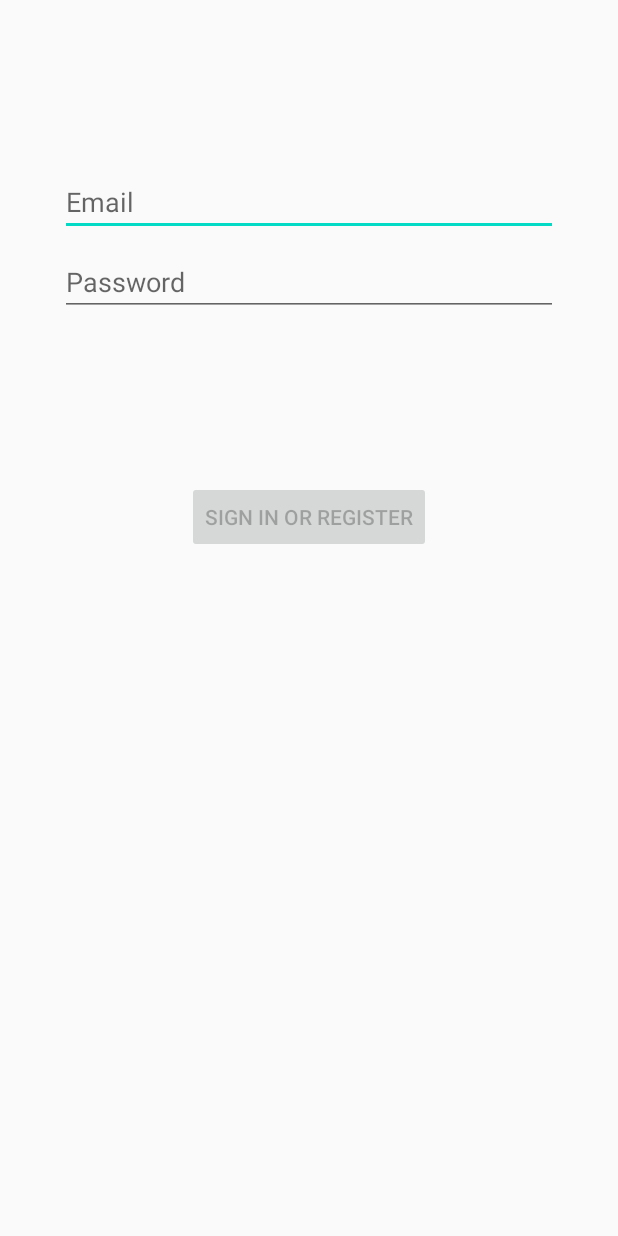
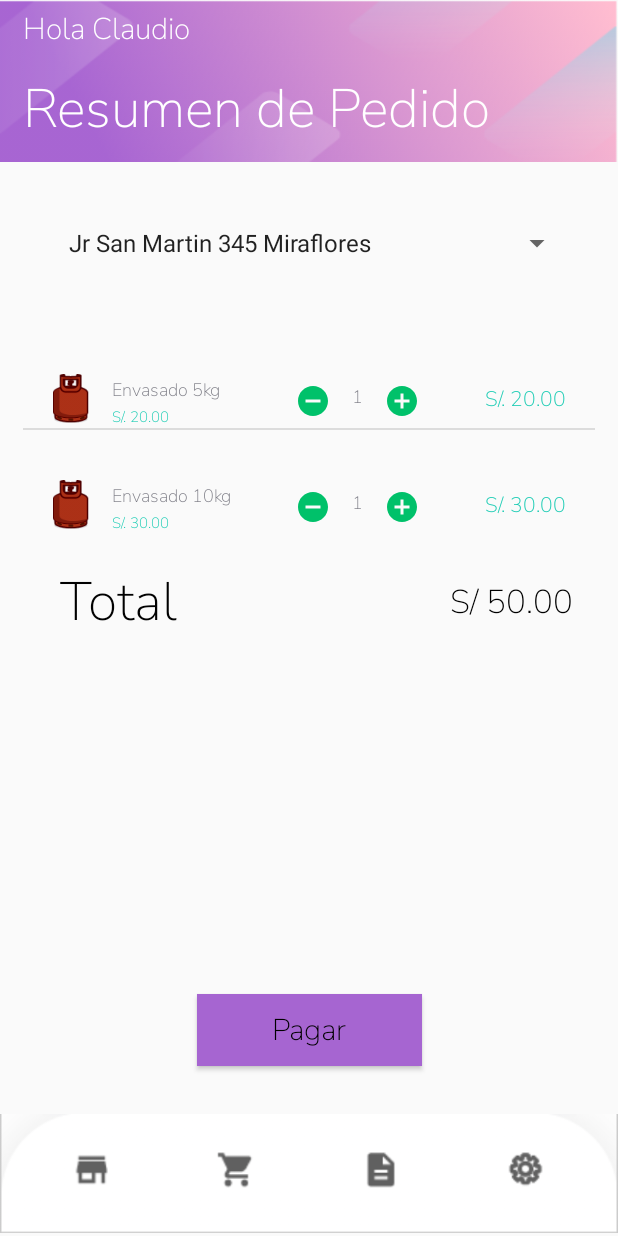
Before and after one commit to u111130/appGAS, an Android app: the screen it shows after launch (LoginActivity before the commit, actPedido after it), on a phone screen of 412 x 824 dp. Run offline under Robolectric (Android 15) with nearby library versions, the phone set to English and light mode, and no system bars.

Commit message:
tiendas y pedidos

```diff
--- /dev/null
+++ b/app/src/main/java/com/dpm2020/appgas/actPedido.java
@@ -0,0 +1,64 @@
+package com.dpm2020.appgas;
+
+import androidx.appcompat.app.AppCompatActivity;
+
+import android.os.Bundle;
+import android.widget.ArrayAdapter;
+import android.widget.ListView;
+import android.widget.SimpleAdapter;
+import android.widget.Spinner;
+
+import java.util.ArrayList;
+import java.util.HashMap;
+
+public class actPedido extends AppCompatActivity {
+
+
+    Spinner spDireccionesPed;
+    String direcciones[] = {"Jr San Martin 345 Miraflores", "Calle 4 156, San Isidro"};
+
+    ListView lstPedido;
+    String[] from = new String[] {"Producto","Precio","Cantidad","Total"};
+    int[] to= new int[] {R.id.txtProductoPed, R.id.txtPrecioPed, R.id.txtCantidadPed, R.id.txtTotalPed};
+
+
+    @Override
+    protected void onCreate(Bundle savedInstanceState) {
+        super.onCreate(savedInstanceState);
+        setContentView(R.layout.activity_act_pedido);
+        asignarReferencias();
+    }
+
+    private void asignarReferencias() {
+
+        spDireccionesPed = findViewById(R.id.spDireccionPed);
+        ArrayAdapter adapter = new ArrayAdapter (this, android.R.layout.simple_list_item_activated_1, direcciones);
+        spDireccionesPed.setAdapter(adapter);
+
+
+
+        ArrayList<String[]> lista = new ArrayList<>();
+        String[] prod1 = {"Envasado 5kg","S/. 20.00","1","S/. 20.00","1"};
+        String[] prod2 = {"Envasado 10kg","S/. 30.00","1","S/. 30.00","1"};
+
+        lista.add(prod1);
+        lista.add(prod2);
+
+        ArrayList<HashMap<String,String>> pedidos = new ArrayList<>();
+        for (String[] pedido : lista) {
+            HashMap<String,String> datosPedido = new HashMap<>();
+            datosPedido.put("Producto",pedido[0]);
+            datosPedido.put("Precio",pedido[1]);
+            datosPedido.put("Cantidad",pedido[2]);
+            datosPedido.put("Total",pedido[3]);
+            datosPedido.put("Id",pedido[4]);
+
+            pedidos.add(datosPedido);
+        }
+
+        lstPedido= findViewById((R.id.lstPedido));
+        SimpleAdapter adapter2 = new SimpleAdapter(this, pedidos, R.layout.pedido_fila,from, to);
+        lstPedido.setAdapter(adapter2);
+
+    }
+}
--- /dev/null
+++ b/app/src/main/res/drawable/ic_baseline_add_circle_24.xml
@@ -0,0 +1,10 @@
+<vector xmlns:android="http://schemas.android.com/apk/res/android"
+    android:width="24dp"
+    android:height="24dp"
+    android:viewportWidth="24"
+    android:viewportHeight="24"
+    android:tint="?attr/colorControlNormal">
+  <path
+      android:fillColor="@android:color/white"
+      android:pathData="M12,2C6.48,2 2,6.48 2,12s4.48,10 10,10 10,-4.48 10,-10S17.52,2 12,2zM17,13h-4v4h-2v-4L7,13v-2h4L11,7h2v4h4v2z"/>
+</vector>
--- /dev/null
+++ b/app/src/main/res/drawable/ic_baseline_remove_circle_24.xml
@@ -0,0 +1,10 @@
+<vector xmlns:android="http://schemas.android.com/apk/res/android"
+    android:width="24dp"
+    android:height="24dp"
+    android:viewportWidth="24"
+    android:viewportHeight="24"
+    android:tint="?attr/colorControlNormal">
+  <path
+      android:fillColor="@android:color/white"
+      android:pathData="M12,2C6.48,2 2,6.48 2,12s4.48,10 10,10 10,-4.48 10,-10S17.52,2 12,2zM17,13L7,13v-2h10v2z"/>
+</vector>
--- /dev/null
+++ b/app/src/main/res/layout/activity_act_pedido.xml
@@ -0,0 +1,128 @@
+<?xml version="1.0" encoding="utf-8"?>
+<androidx.constraintlayout.widget.ConstraintLayout xmlns:android="http://schemas.android.com/apk/res/android"
+    xmlns:app="http://schemas.android.com/apk/res-auto"
+    xmlns:tools="http://schemas.android.com/tools"
+    android:layout_width="match_parent"
+    android:layout_height="match_parent"
+    tools:context=".actPedido">
+
+
+    <Button
+        android:id="@+id/btnRegistraDir3"
+        android:layout_width="150dp"
+        android:layout_height="wrap_content"
+        android:layout_marginBottom="30dp"
+        android:background="@color/colorBotonFondo"
+        android:fontFamily="@font/font_boton_texto"
+        android:text="Pagar"
+        android:textAllCaps="false"
+        android:textColor="@color/colorBotonTexto"
+        android:textSize="@dimen/sizeBotonTexto"
+        app:layout_constraintBottom_toTopOf="@+id/imageView6"
+        app:layout_constraintEnd_toEndOf="parent"
+        app:layout_constraintStart_toStartOf="parent" />
+
+    <ImageView
+        android:id="@+id/imageView2"
+        android:layout_width="match_parent"
+        android:layout_height="108dp"
+        android:scaleType="fitXY"
+        app:layout_constraintEnd_toEndOf="parent"
+        app:layout_constraintHorizontal_bias="0.0"
+        app:layout_constraintStart_toStartOf="parent"
+        app:layout_constraintTop_toTopOf="parent"
+        app:srcCompat="@drawable/fondo_barrasup" />
+
+
+    <TextView
+        android:id="@+id/textView"
+        android:layout_width="wrap_content"
+        android:layout_height="wrap_content"
+        android:layout_marginStart="15dp"
+        android:layout_marginBottom="10dp"
+        android:fontFamily="@font/font_titulo_prin_texto"
+        android:text="Resumen de Pedido"
+        android:textColor="@color/colorTituloPrinTexto"
+        android:textSize="@dimen/sizeTituloPrinTexto"
+        android:textStyle="bold"
+        app:layout_constraintBottom_toBottomOf="@+id/imageView2"
+        app:layout_constraintStart_toStartOf="parent" />
+
+    <TextView
+        android:id="@+id/textView5"
+        android:layout_width="wrap_content"
+        android:layout_height="wrap_content"
+        android:layout_marginStart="40dp"
+        android:layout_marginTop="20dp"
+        android:fontFamily="@font/font_titulo_prin_texto"
+        android:text="Total"
+        android:textColor="@color/colorTituloInicialTexto"
+        android:textSize="@dimen/sizeTituloPrinTexto"
+        android:textStyle="bold"
+        app:layout_constraintStart_toStartOf="parent"
+        app:layout_constraintTop_toBottomOf="@+id/lstPedido" />
+
+    <TextView
+        android:id="@+id/textView6"
+        android:layout_width="wrap_content"
+        android:layout_height="wrap_content"
+        android:layout_marginTop="30dp"
+        android:layout_marginEnd="30dp"
+        android:fontFamily="@font/font_titulo_prin_texto"
+        android:text="S/ 50.00"
+        android:textAlignment="textEnd"
+        android:textColor="@color/colorTituloInicialTexto"
+        android:textSize="22dp"
+        android:textStyle="bold"
+        app:layout_constraintEnd_toEndOf="parent"
+        app:layout_constraintTop_toBottomOf="@+id/lstPedido" />
+
+    <TextView
+        android:id="@+id/textUsuarioTitulo"
+        android:layout_width="wrap_content"
+        android:layout_height="wrap_content"
+        android:layout_marginStart="15dp"
+        android:layout_marginLeft="15dp"
+        android:layout_marginTop="5dp"
+        android:fontFamily="@font/font_usuario_titulo"
+        android:text="Hola Claudio"
+        android:textColor="@color/colorUsuarioTitulo"
+        android:textSize="@dimen/sizeUsuarioTitulo"
+        app:layout_constraintStart_toStartOf="parent"
+        app:layout_constraintTop_toTopOf="@+id/imageView2" />
+
+    <Spinner
+        android:id="@+id/spDireccionPed"
+        android:layout_width="match_parent"
+        android:layout_height="wrap_content"
+        android:layout_marginStart="30dp"
+        android:layout_marginTop="30dp"
+        android:layout_marginEnd="30dp"
+        app:layout_constraintEnd_toEndOf="parent"
+        app:layout_constraintHorizontal_bias="0.0"
+        app:layout_constraintStart_toStartOf="parent"
+        app:layout_constraintTop_toBottomOf="@+id/imageView2" />
+
+    <ListView
+        android:id="@+id/lstPedido"
+        android:layout_width="match_parent"
+        android:layout_height="wrap_content"
+        android:layout_marginStart="15dp"
+        android:layout_marginTop="30dp"
+        android:layout_marginEnd="15dp"
+        app:layout_constraintEnd_toEndOf="parent"
+        app:layout_constraintStart_toStartOf="parent"
+        app:layout_constraintTop_toBottomOf="@+id/spDireccionPed" />
+
+    <ImageView
+        android:id="@+id/imageView6"
+        android:layout_width="wrap_content"
+        android:layout_height="wrap_content"
+        app:layout_constraintBottom_toBottomOf="parent"
+        app:layout_constraintEnd_toEndOf="parent"
+        app:layout_constraintStart_toStartOf="parent"
+        app:srcCompat="@drawable/lista_iconos" />
+
+
+
+</androidx.constraintlayout.widget.ConstraintLayout>
--- /dev/null
+++ b/app/src/main/res/layout/pedido_fila.xml
@@ -0,0 +1,105 @@
+<?xml version="1.0" encoding="utf-8"?>
+<androidx.constraintlayout.widget.ConstraintLayout
+    xmlns:android="http://schemas.android.com/apk/res/android"
+    xmlns:app="http://schemas.android.com/apk/res-auto"
+    xmlns:tools="http://schemas.android.com/tools"
+    android:layout_width="match_parent"
+    android:layout_height="match_parent">
+
+
+    <TextView
+        android:id="@+id/txtProductoPed"
+        android:layout_width="138dp"
+        android:layout_height="17dp"
+        android:layout_marginStart="15dp"
+        android:layout_marginTop="35dp"
+        android:fontFamily="@font/font_usuario_titulo"
+        android:text="Producto"
+        android:textColor="@color/colorTextoLibre"
+        android:textSize="12dp"
+        android:textStyle="bold"
+        app:layout_constraintStart_toEndOf="@+id/imageView4"
+        app:layout_constraintTop_toTopOf="parent" />
+
+    <TextView
+        android:id="@+id/txtCantidadPed"
+        android:layout_width="25dp"
+        android:layout_height="wrap_content"
+        android:layout_marginTop="40dp"
+        android:layout_marginEnd="5dp"
+        android:fontFamily="@font/font_usuario_titulo"
+        android:text="1"
+        android:textAlignment="center"
+        android:textColor="@color/colorTextoLibre"
+        android:textSize="12dp"
+        android:textStyle="bold"
+        app:layout_constraintEnd_toStartOf="@+id/imageButton4"
+        app:layout_constraintTop_toTopOf="parent" />
+
+    <TextView
+        android:id="@+id/txtPrecioPed"
+        android:layout_width="71dp"
+        android:layout_height="wrap_content"
+        android:layout_marginStart="15dp"
+        android:layout_marginTop="2dp"
+        android:fontFamily="@font/font_usuario_titulo"
+        android:text="precio"
+        android:textColor="@color/colorPrecioTexto"
+        android:textSize="10dp"
+        android:textStyle="bold"
+        app:layout_constraintEnd_toStartOf="@+id/txtDescripcion"
+        app:layout_constraintStart_toEndOf="@+id/imageView4"
+        app:layout_constraintTop_toBottomOf="@+id/txtProductoPed" />
+
+    <TextView
+        android:id="@+id/txtTotalPed"
+        android:layout_width="67dp"
+        android:layout_height="wrap_content"
+        android:layout_marginTop="40dp"
+        android:layout_marginEnd="20dp"
+        android:fontFamily="@font/font_usuario_titulo"
+        android:text="S/. 30.00"
+        android:textAlignment="textEnd"
+        android:textColor="@color/colorPrecioTexto"
+        android:textSize="@dimen/sizeTextoPedido"
+        android:textStyle="bold"
+        app:layout_constraintEnd_toEndOf="parent"
+        app:layout_constraintTop_toTopOf="parent" />
+
+    <ImageView
+        android:id="@+id/imageView4"
+        android:layout_width="24dp"
+        android:layout_height="39dp"
+        android:layout_marginStart="20dp"
+        android:layout_marginTop="30dp"
+        app:layout_constraintStart_toStartOf="parent"
+        app:layout_constraintTop_toTopOf="parent"
+        app:srcCompat="@drawable/balongas" />
+
+    <ImageButton
+        android:id="@+id/imageButton"
+        style="@android:style/Widget.Holo.ImageButton"
+        android:layout_width="23dp"
+        android:layout_height="22dp"
+        android:layout_marginTop="40dp"
+        android:layout_marginEnd="5dp"
+        android:background="#00FFFFFF"
+        android:tint="@color/colorBotonTiendaFondo"
+        app:layout_constraintEnd_toStartOf="@+id/txtCantidadPed"
+        app:layout_constraintTop_toTopOf="parent"
+        app:srcCompat="@drawable/ic_baseline_remove_circle_24" />
+
+    <ImageButton
+        android:id="@+id/imageButton4"
+        style="@android:style/Widget.Holo.ImageButton"
+        android:layout_width="23dp"
+        android:layout_height="22dp"
+        android:layout_marginTop="40dp"
+        android:layout_marginEnd="30dp"
+        android:background="#00FFFFFF"
+        android:tint="@color/colorBotonTiendaFondo"
+        app:layout_constraintEnd_toStartOf="@+id/txtTotalPed"
+        app:layout_constraintTop_toTopOf="parent"
+        app:srcCompat="@drawable/ic_baseline_add_circle_24" />
+
+</androidx.constraintlayout.widget.ConstraintLayout>
--- a/app/src/main/res/values/colors.xml
+++ b/app/src/main/res/values/colors.xml
@@ -22,7 +22,7 @@
     <color name="colorBotonFondo">#A665D1</color>
 
     <color name="colorPrecioTexto">#1CCCB4</color>
-    <color name="colorBotonTiendaTexto">#000000</color>
+    <color name="colorBotonTiendaTexto">#FFFFFF</color>
     <color name="colorBotonTiendaFondo">#00C16A</color>
 
 </resources>
--- a/app/src/main/res/values/dimens.xml
+++ b/app/src/main/res/values/dimens.xml
@@ -13,11 +13,11 @@
     <dimen name="sizeUsuarioTitulo">20sp</dimen>
 
     <dimen name="sizeTextoGeneral">18sp</dimen>
-    <dimen name="sizeTextoTienda">16sp</dimen>
     <dimen name="sizeTextoPedido">14sp</dimen>
 
-    <dimen name="sizePrecioTexto">20sp</dimen>
-    <dimen name="sizeBotonTiendaTexto">16sp</dimen>
+    <dimen name="sizeTextoTienda">10sp</dimen>
+    <dimen name="sizePrecioTexto">16sp</dimen>
+    <dimen name="sizeBotonTiendaTexto">12sp</dimen>
 
     <dimen name="sizeConsultaPedidoTitulo">16sp</dimen>
 
```
Also changed, not shown: app/src/main/AndroidManifest.xml (+10 -4 lines), app/src/main/java/com/dpm2020/appgas/actTienda.java (added, +68 -0 lines), app/src/main/res/drawable/ic_baseline_remove_circle_outline_24.xml (added, +10 -0 lines), app/src/main/res/layout/activity_act_tienda.xml (added, +84 -0 lines), app/src/main/res/layout/tienda_fila.xml (added, +77 -0 lines), app/src/main/res/drawable/lista_iconos.png (added).
